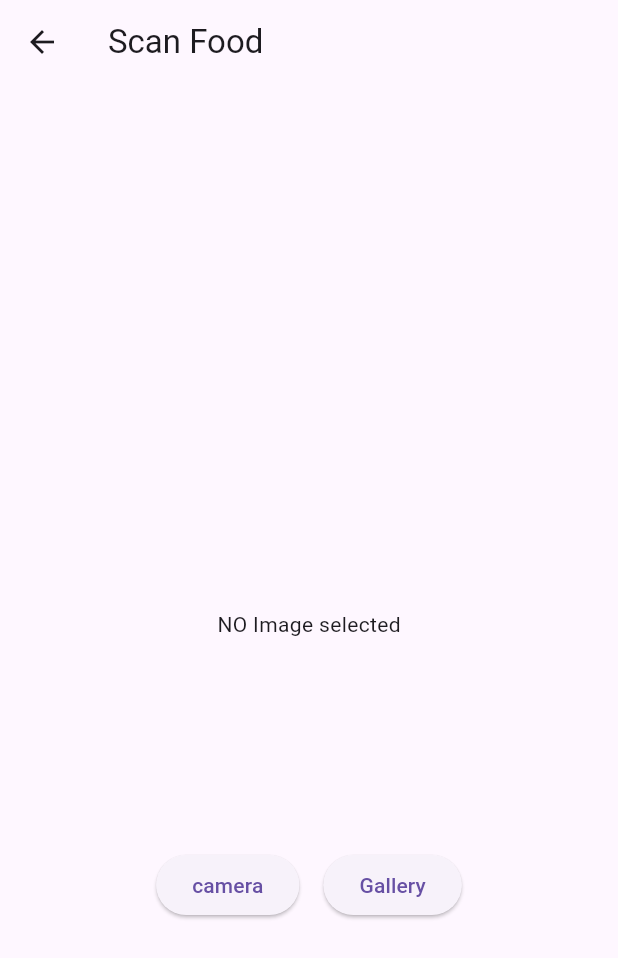
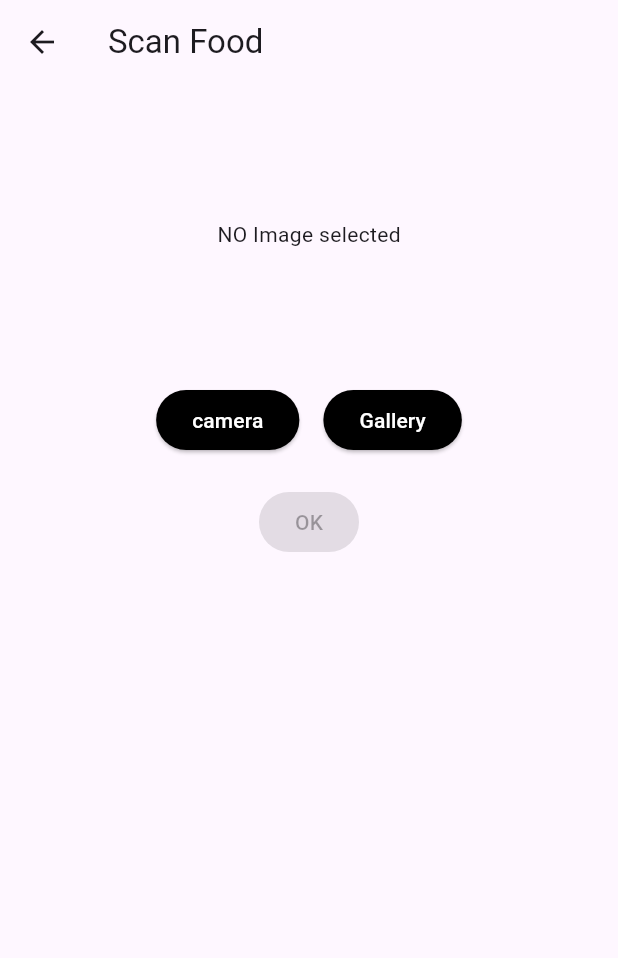
Before and after one commit to amansingh4847/know_your_own_food, a Flutter app: the screen it shows after launch, after a tap on "Scan your food", on a phone screen of 412 x 824 dp. Shown: the top 958 px of the screen. Run offline on Flutter 3.47's test engine with Material 3 defaults, Android fonts, the phone set to English and light mode, and no system bars; our stand-ins replace image_picker.

Commit message:
adde the imagga api keys and functionalities

```diff
--- a/lib/home_page.dart
+++ b/lib/home_page.dart
@@ -1,8 +1,8 @@
 import 'package:flutter/material.dart';
 import 'package:know_your_own_food/scan_page.dart';
 
-class LoginPage extends StatelessWidget {
-  const LoginPage({super.key});
+class HomePage extends StatelessWidget {
+  const HomePage({super.key});
 
   @override
   Widget build(BuildContext context) {
--- a/lib/main.dart
+++ b/lib/main.dart
@@ -12,7 +12,7 @@ class MyApp extends StatelessWidget {
   Widget build(BuildContext context) {
     return  MaterialApp(
       debugShowCheckedModeBanner: false,
-      home: LoginPage(),
+      home: HomePage(),
       theme: ThemeData.light(useMaterial3: true),
     );
   }
--- a/lib/scan_page.dart
+++ b/lib/scan_page.dart
@@ -1,6 +1,9 @@
+import 'dart:convert';
+import 'package:http/http.dart' as http;
 import 'package:flutter/material.dart';
 import 'dart:io';
 import 'package:image_picker/image_picker.dart';
+import 'package:know_your_own_food/secrets/api_keys.dart';
 
 class ScanPage extends StatefulWidget {
   const ScanPage({super.key});
@@ -25,26 +28,55 @@ class _ScanPageState extends State<ScanPage> {
     final PickedFile = await picker.pickImage(source: source);
 
     //update selected image
-    if(PickedFile != Null){
+    if(PickedFile != null){
       setState(() {
         image = File(PickedFile!.path);
       });
     }
   }
 
+  //image converter
+  Future<String> convertImageToBase64() async {
+  final bytes = await image!.readAsBytes();
+  return base64Encode(bytes);
+  }
+
+  Future<void> sendToImagga() async {
+  if (image == null) return;
+
+  const apiKey = ApiKeys.imaggaApiKey;
+  const apiSecret = ApiKeys.imaggaApiSecret;
+
+  var request = http.MultipartRequest(
+    'POST',
+    Uri.parse("https://api.imagga.com/v2/tags"),
+  );
+
+  request.headers['Authorization'] =
+      'Basic ${base64Encode(utf8.encode('$apiKey:$apiSecret'))}';
+
+  request.files.add(
+    await http.MultipartFile.fromPath('image', image!.path),
+  );
+
+  var response = await request.send();
+  var responseBody = await response.stream.bytesToString();
+
+  print("Status: ${response.statusCode}");
+  print("Body: $responseBody");
+}
 
   @override
   Widget build(BuildContext context) {
     return Scaffold(
       appBar: AppBar(title: Text("Scan Food")),
-      body: Center(
-        child: Column(
-          mainAxisAlignment: MainAxisAlignment.center,
+      body: Column(
+        mainAxisAlignment: MainAxisAlignment.start,
         children: [
           //image display
           SizedBox(
-              height: 300,
-              width: 300,
+            height: 200,
+            width: 200,
             child: image != null ?
 
             //image selected
@@ -61,17 +93,32 @@ class _ScanPageState extends State<ScanPage> {
             children: [
 
               ElevatedButton(onPressed: () => pickImage(ImageSource.camera),
+              style: ElevatedButton.styleFrom(
+                backgroundColor: Colors.black,
+                foregroundColor: Colors.white,
+              ),
               child: Text("camera")),
 
               const SizedBox(width: 16,),
 
               ElevatedButton(onPressed: () => pickImage(ImageSource.gallery),
+              style: ElevatedButton.styleFrom(
+                backgroundColor: Colors.black,
+                foregroundColor: Colors.white,
+              ),
               child: Text("Gallery")),
 
             ],
           ),
+          const SizedBox(height: 20,),
+
+          ElevatedButton(onPressed: image ==  null ? null: sendToImagga,
+          style: ElevatedButton.styleFrom(
+            backgroundColor: Colors.green,
+            foregroundColor: Colors.white
+          ),
+          child: Text("OK")),
         ],
-        )
       ),
     );
   }
--- a/pubspec.yaml
+++ b/pubspec.yaml
@@ -28,6 +28,7 @@ environment:
 # the latest version available on pub.dev. To see which dependencies have newer
 # versions available, run `flutter pub outdated`.
 dependencies:
+  http: ^0.13.6
   camera: ^0.10.5+9
   flutter:
     sdk: flutter
```
Also changed, not shown: pubspec.lock, 2 other files. Lines whose indentation alone changed are shown as unchanged.
